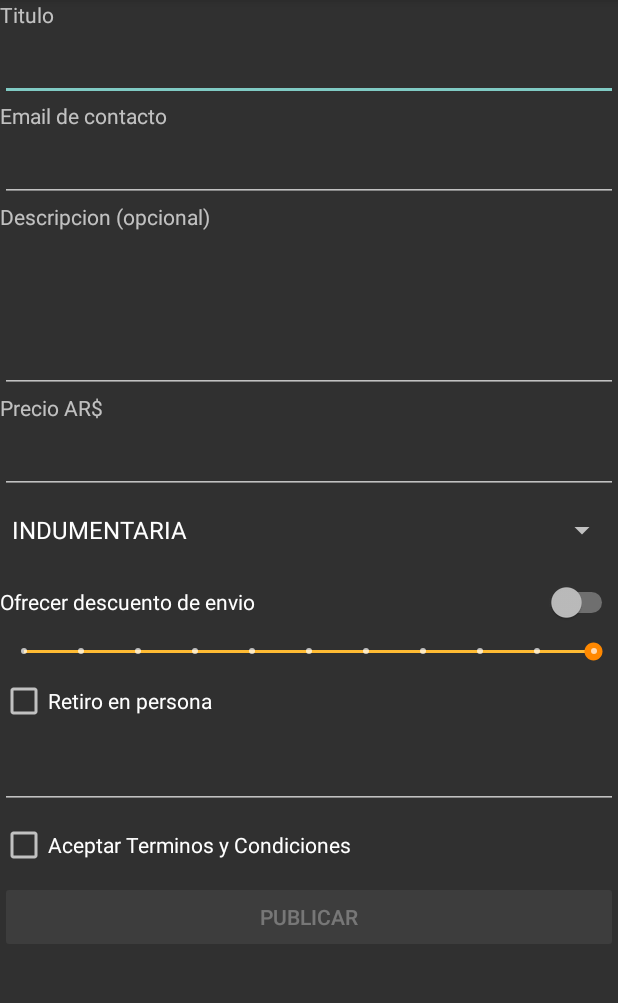
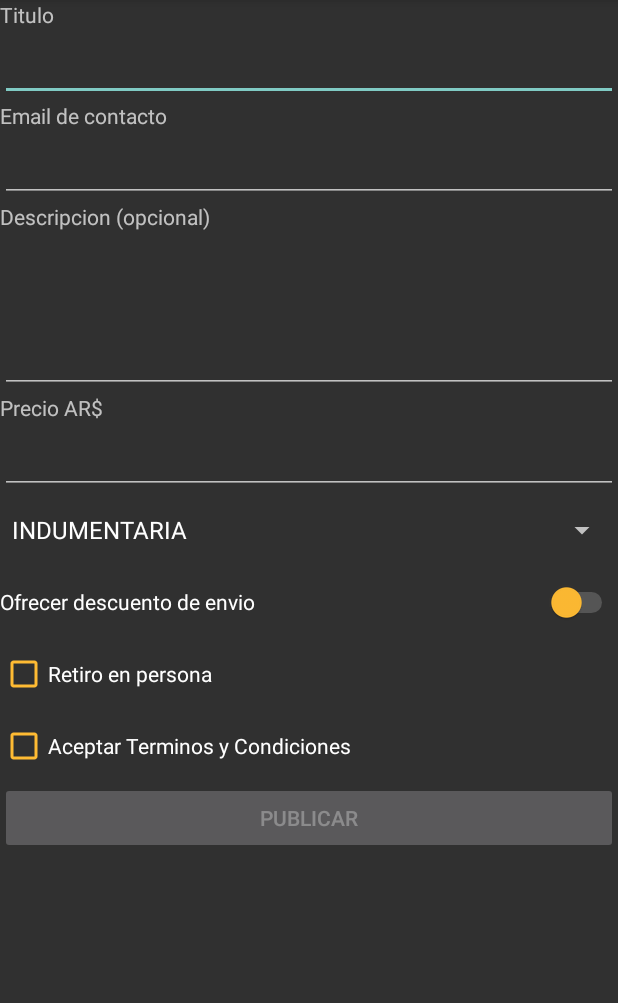
Before and after one commit to EmilioMusso/DAM-CompraVenta, an Android app: the screen it shows after launch (CargaClasificadosActivity), on a phone screen of 412 x 824 dp, the part 84-1087 px from its top. Run offline under Robolectric (Android 15) with nearby library versions, the phone set to English and light mode, and no system bars.

Commit message:
Setting publish #2

```diff
--- a/app/src/main/java/DAM/lab01/compraventa/CargaClasificadosActivity.java
+++ b/app/src/main/java/DAM/lab01/compraventa/CargaClasificadosActivity.java
@@ -2,18 +2,23 @@ package DAM.lab01.compraventa;
 
 import static java.lang.String.*;
 
+import android.support.constraint.ConstraintSet;
 import android.support.v7.app.AppCompatActivity;
 import android.os.Bundle;
 import android.text.Editable;
+import android.text.Layout;
 import android.view.View;
 import android.widget.AdapterView;
 import android.widget.ArrayAdapter;
 import android.widget.Button;
 import android.widget.CheckBox;
+import android.widget.CompoundButton;
 import android.widget.EditText;
+import android.widget.LinearLayout;
 import android.widget.SeekBar;
 import android.widget.Spinner;
 import android.widget.Switch;
+import android.widget.TextView;
 import android.widget.Toast;
 
 import DAM.lab01.compraventa.model.Publicacion;
@@ -32,10 +37,17 @@ public class CargaClasificadosActivity extends AppCompatActivity {
     private String categoria;
     private Spinner spinnerCategoria;
     private Switch switchDescuentoEnvio;
+    private Boolean admiteDescuentoEnvio;
     private SeekBar sliderDescuentoEnvio;
+    private LinearLayout blockDescuentoEnvio;
+    private TextView txtDescuentoEnvioValue;
     private Integer descuentoEnvio;
     private CheckBox boxRetiroEnPersona;
+    private Boolean admiteRetiroEnPersona;
+    private TextView txtDireccionRetiroEnPersona;
+    private CharSequence direccionRetiro;
     private CheckBox boxTerminosCondiciones;
+    private Boolean aceptaTerminosCondiciones;
     private Button btnPublicar;
 
     final String[] categoriasDisponibles = {"INDUMENTARIA", "ELECTRONICA", "ENTRETENIMIENTO", "JARDIN", "VEHICULOS", "JUGUETES"};
@@ -44,7 +56,6 @@ public class CargaClasificadosActivity extends AppCompatActivity {
     protected void onCreate(Bundle savedInstanceState) {
         super.onCreate(savedInstanceState);
         setContentView(R.layout.activity_carga_clasificados);
-
 
         txtTitulo = findViewById(R.id.txtTitulo);
         titulo = valueOf(txtTitulo.getText());
@@ -73,27 +84,41 @@ public class CargaClasificadosActivity extends AppCompatActivity {
             }
         });
 
-        this.switchDescuentoEnvio.setOnClickListener(new View.OnClickListener() {
+        this.switchDescuentoEnvio = (Switch) findViewById(R.id.switchDescuentoEnvio);
+        this.sliderDescuentoEnvio = (SeekBar) findViewById(R.id.sliderCostoEnvio);
+        this.txtDescuentoEnvioValue = (TextView) findViewById(R.id.txtDescuentoEnvioValue);
+        this.blockDescuentoEnvio = (LinearLayout) findViewById(R.id.blockDescuentoEnvio);
+        this.sliderDescuentoEnvio.setVisibility(View.GONE);
+        this.txtDescuentoEnvioValue.setVisibility(View.GONE);
+        this.blockDescuentoEnvio.setVisibility(View.GONE);
+        this.descuentoEnvio = 0;
+        this.sliderDescuentoEnvio.setProgress(descuentoEnvio);
+        this.txtDescuentoEnvioValue.setText(descuentoEnvio.toString());
+        this.switchDescuentoEnvio.setOnCheckedChangeListener(new CompoundButton.OnCheckedChangeListener() {
             @Override
-            public void onClick(View v) {
-                if(switchDescuentoEnvio.isChecked()) {
-                    //sliderDescuentoEnvio.setVisibility(View.VISIBLE);
-                    Toast.makeText(getApplicationContext(), "TODO OPEN SLIDER",Toast.LENGTH_LONG).show();
+            public void onCheckedChanged(CompoundButton compoundButton, boolean selected) {
+                admiteDescuentoEnvio = selected;
+                if(selected) {
+                    sliderDescuentoEnvio.setVisibility(View.VISIBLE);
+                    txtDescuentoEnvioValue.setVisibility(View.VISIBLE);
+                    blockDescuentoEnvio.setVisibility(View.VISIBLE);
+                    sliderDescuentoEnvio.setProgress(descuentoEnvio);
+                    txtDescuentoEnvioValue.setText(descuentoEnvio.toString()+"0");
                 } else {
-                    //sliderDescuentoEnvio.setVisibility(View.GONE);
-                    Toast.makeText(getApplicationContext(), "TODO CERRAR SLIDER",Toast.LENGTH_LONG).show();
+                    sliderDescuentoEnvio.setVisibility(View.GONE);
+                    txtDescuentoEnvioValue.setVisibility(View.GONE);
+                    blockDescuentoEnvio.setVisibility(View.GONE);
                 }
             }
         });
 
-        /*
-        this.sliderDescuentoEnvio.setTranslationX(0);
-        this.descuentoEnvio = 0;
         this.sliderDescuentoEnvio.setOnSeekBarChangeListener(new SeekBar.OnSeekBarChangeListener() {
             @Override
             public void onProgressChanged(SeekBar seekBar, int value, boolean b) {
-                Toast.makeText(getApplicationContext(), "VALOR SLIDER: "+value,Toast.LENGTH_LONG).show();
+                //Toast.makeText(getApplicationContext(), "VALOR SLIDER: "+value,Toast.LENGTH_SHORT).show();
                 descuentoEnvio = value;
+                sliderDescuentoEnvio.setProgress(descuentoEnvio);
+                txtDescuentoEnvioValue.setText(descuentoEnvio.toString()+"0");
             }
 
             @Override
@@ -101,18 +126,49 @@ public class CargaClasificadosActivity extends AppCompatActivity {
 
             @Override
             public void onStopTrackingTouch(SeekBar seekBar) {}
-        });*/
+        });
 
+        this.boxRetiroEnPersona = (CheckBox) findViewById(R.id.boxRetiroEnPersona);
+        this.txtDireccionRetiroEnPersona = (TextView) findViewById(R.id.txtDireccionRetiroEnPersona);
+        txtDireccionRetiroEnPersona.setVisibility(View.GONE);
+        this.boxRetiroEnPersona.setOnCheckedChangeListener(new CompoundButton.OnCheckedChangeListener() {
+            @Override
+            public void onCheckedChanged(CompoundButton compoundButton, boolean selected) {
+                admiteRetiroEnPersona = selected;
+                if(selected) {
+                    txtDireccionRetiroEnPersona.setVisibility(View.VISIBLE);
+                    direccionRetiro = txtDireccionRetiroEnPersona.getText();
+                } else {
+                    txtDireccionRetiroEnPersona.setVisibility(View.GONE);
+                }
+            }
+        });
 
+        this.boxTerminosCondiciones = (CheckBox) findViewById(R.id.boxTerminosCondiciones);
+        this.btnPublicar = (Button) findViewById(R.id.btnPublicar);
+        this.btnPublicar.setEnabled(false);
+        this.boxTerminosCondiciones.setOnCheckedChangeListener(new CompoundButton.OnCheckedChangeListener() {
+            @Override
+            public void onCheckedChanged(CompoundButton compoundButton, boolean selected) {
+                aceptaTerminosCondiciones = selected;
+            }
+        });
 
-        /*publicacion = new Publicacion(
+/*        this.btnPublicar.setEnabled(txtTitulo.getText()!=null &&
+                txtEmail.getText()!=null &&
+                txtPrecio.getText()!=null &&
+                (admiteRetiroEnPersona && txtDireccionRetiroEnPersona.getText()!=null || !admiteRetiroEnPersona) &&
+                aceptaTerminosCondiciones
+        );
+
+        publicacion = new Publicacion(
                 titulo,
                 email,
                 descripcion,
                 precio,
                 categoria,
-                descuentoEnvio,
-                null,null);*/
-
+                descuentoEnvio*10,
+                direccionRetiro,
+                );*/
     }
 }
--- a/app/src/main/res/layout/activity_carga_clasificados.xml
+++ b/app/src/main/res/layout/activity_carga_clasificados.xml
@@ -4,6 +4,7 @@
     android:layout_width="match_parent"
     android:layout_height="match_parent"
     android:orientation="vertical"
+    android:visibility="visible"
     tools:context=".CargaClasificadosActivity">
 
     <TextView
@@ -76,9 +77,9 @@
         android:id="@+id/spinnerCategoria"
         android:layout_width="match_parent"
         android:layout_height="wrap_content"
+        android:dropDownSelector="@android:color/holo_orange_dark"
         android:minHeight="48dp"
         android:popupBackground="@android:color/darker_gray"
-    android:dropDownSelector="@android:color/holo_orange_dark"
         android:spinnerMode="dropdown"
         tools:ignore="SpeakableTextPresentCheck" />
 
@@ -87,23 +88,41 @@
         android:layout_width="match_parent"
         android:layout_height="wrap_content"
         android:minHeight="48dp"
-    android:text="@string/descuento_envio" />
+        android:text="@string/descuento_envio"
+        android:thumbTint="@android:color/holo_orange_light"
+        android:trackTint="@android:color/darker_gray" />
+
+    <LinearLayout
+        android:id="@+id/blockDescuentoEnvio"
+        android:layout_width="match_parent"
+        android:layout_height="wrap_content"
+        android:orientation="horizontal">
+
+        <TextView
+            android:id="@+id/txtDescuentoEnvioValue"
+            android:layout_width="35dp"
+            android:layout_height="wrap_content"
+            android:layout_weight="1"
+            android:textAlignment="center" />
 
         <SeekBar
             android:id="@+id/sliderCostoEnvio"
             style="@style/Widget.AppCompat.SeekBar.Discrete"
-    android:layout_width="match_parent"
+            android:layout_width="365dp"
             android:layout_height="wrap_content"
             android:max="10"
             android:progress="10"
-    android:progressTint="@android:color/holo_orange_light"
-    android:thumbTint="@android:color/holo_orange_dark"
+            android:progressTint="?android:attr/colorActivatedHighlight"
+            android:thumbTint="@android:color/darker_gray"
             android:visibility="visible" />
+
+    </LinearLayout>
 
     <CheckBox
         android:id="@+id/boxRetiroEnPersona"
         android:layout_width="match_parent"
         android:layout_height="wrap_content"
+        android:buttonTint="@android:color/holo_orange_light"
         android:minHeight="48dp"
         android:text="@string/retiro_en_persona" />
 
@@ -120,14 +139,16 @@
         android:id="@+id/boxTerminosCondiciones"
         android:layout_width="match_parent"
         android:layout_height="wrap_content"
+        android:buttonTint="@android:color/holo_orange_light"
         android:minHeight="48dp"
         android:text="@string/terminos_condiciones" />
 
     <Button
         android:id="@+id/btnPublicar"
-style="@style/Widget.AppCompat.Button.Colored"
+        style="@style/Widget.AppCompat.Button.Small"
         android:layout_width="match_parent"
         android:layout_height="wrap_content"
         android:enabled="false"
-android:text="@string/publicar_publicacion" />
+        android:text="@string/publicar_publicacion"
+        android:textColorLink="@android:color/holo_orange_light" />
 </LinearLayout>
--- a/app/src/main/res/values/strings.xml
+++ b/app/src/main/res/values/strings.xml
@@ -7,6 +7,6 @@
     <string name="descuento_envio">Ofrecer descuento de envio</string>
     <string name="retiro_en_persona">Retiro en persona</string>
     <string name="terminos_condiciones">Aceptar Terminos y Condiciones</string>
-
     <string name="publicar_publicacion">PUBLICAR</string>
+    <string name="descuento_envio_value">0</string>
 </resources>
```
Lines whose indentation alone changed are shown as unchanged.
